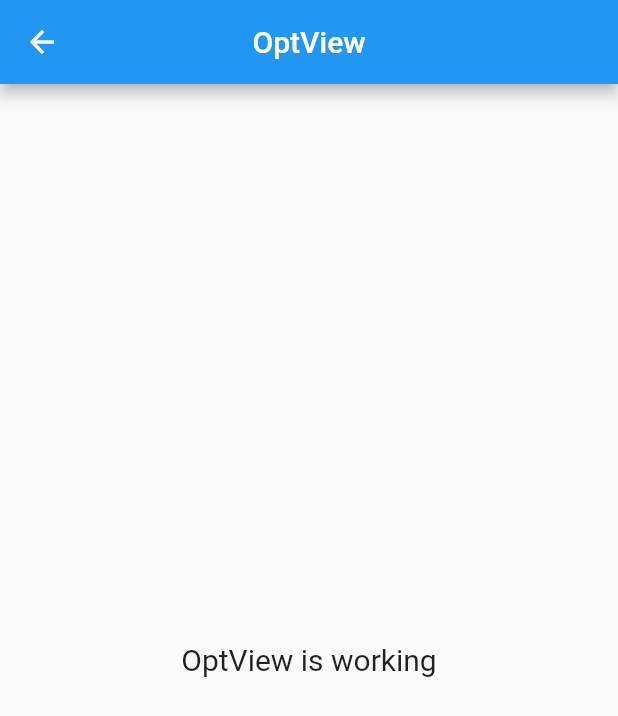
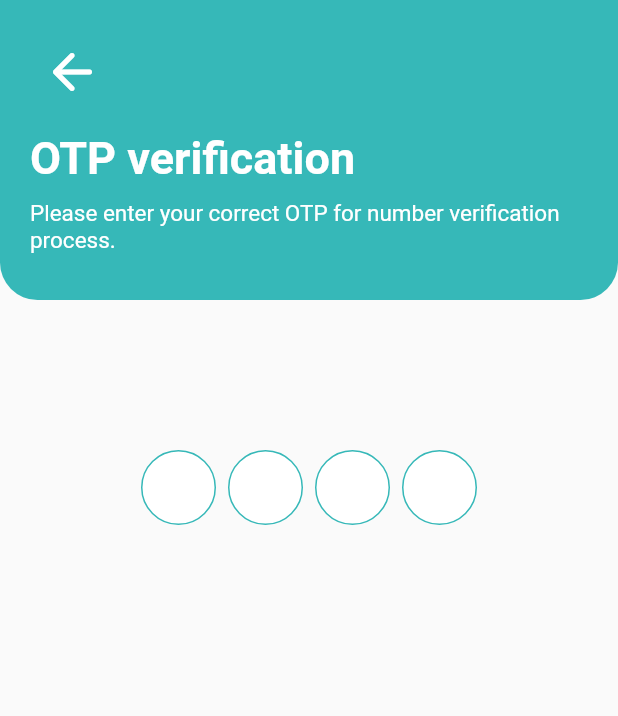
Before and after one commit to Mukhammadaliti/american_dream_messenger, a Flutter app: the OptView screen opened by its route, on a phone screen of 412 x 824 dp. Shown: the top 716 px of the screen. Run offline on Flutter 3.47's test engine with Material 2 defaults, Android fonts, the phone set to English and light mode, and no system bars; drawn by our look-alikes of pinput; our stand-ins replace animated_text_kit, get.

Commit message:
opt ui is started

```diff
--- a/lib/app/modules/opt/views/opt_view.dart
+++ b/lib/app/modules/opt/views/opt_view.dart
@@ -1,23 +1,50 @@
+import 'package:american_dream_messenger/app/constans/app_colors.dart';
+import 'package:american_dream_messenger/app/widgets/app_bar_widget.dart';
 import 'package:flutter/material.dart';
-
+import 'package:pinput/pinput.dart';
 import 'package:get/get.dart';
-
+// import 'package:pinput/pin_put/pin_put.dart';
 import '../controllers/opt_controller.dart';
 
 class OptView extends GetView<OptController> {
   const OptView({Key? key}) : super(key: key);
+//     Widget buildPinPut() {
+//   return Pinput(
+//     onCompleted: (pin) => print(pin),
+//   );
+// }
+
   @override
   Widget build(BuildContext context) {
     return Scaffold(
-      appBar: AppBar(
-        title: const Text('OptView'),
-        centerTitle: true,
-      ),
-      body: const Center(
-        child: Text(
-          'OptView is working',
-          style: TextStyle(fontSize: 20),
-        ),
+      body: Column(
+        children: [
+          AppBarWidget(
+            text: "OTP verification",
+            textt:
+                "Please enter your correct OTP for number verification process.",
+          ),
+          Padding(
+            padding: EdgeInsets.symmetric(vertical: 100, horizontal: 55),
+            child: Pinput(
+              length: 4,
+              mainAxisAlignment: MainAxisAlignment.center,
+              crossAxisAlignment: CrossAxisAlignment.center,
+              defaultPinTheme: PinTheme(
+                  height: 50.0,
+                  width: 50.0,
+                  decoration: BoxDecoration(
+                    border: Border.all(
+                      color: AppColors.blueB8,
+                      width: 1.0,
+                    ),
+                    shape: BoxShape.circle,
+                    color: AppColors.white,
+                    // borderRadius: BorderRadius.circular(100),
+                  )),
+            ),
+          )
+        ],
       ),
     );
   }
--- a/lib/app/modules/welcom/views/welcom_view.dart
+++ b/lib/app/modules/welcom/views/welcom_view.dart
@@ -16,10 +16,6 @@ class WelcomView extends GetView<WelcomController> {
   @override
   Widget build(BuildContext context) {
     return Scaffold(
-      appBar: AppBar(
-        title: const Text('WelcomView'),
-        centerTitle: true,
-      ),
       body: Center(
           child: Column(
         mainAxisAlignment: MainAxisAlignment.center,
--- a/lib/app/routes/app_pages.dart
+++ b/lib/app/routes/app_pages.dart
@@ -18,7 +18,7 @@ part 'app_routes.dart';
 class AppPages {
   AppPages._();
 
-  static const INITIAL = Routes.SING_IN;
+  static const INITIAL = Routes.OPT;
 
   static final routes = [
     GetPage(
--- a/pubspec.yaml
+++ b/pubspec.yaml
@@ -16,6 +16,7 @@ dev_dependencies:
   flutter_lints: 2.0.1
   flutter_test:
     sdk: flutter
+  pinput: ^2.2.31
 
 flutter:
   uses-material-design: true
```
Also changed, not shown: lib/app/modules/log_in/views/log_in_view.dart (+7 -4 lines), pubspec.lock, 5 other files.
